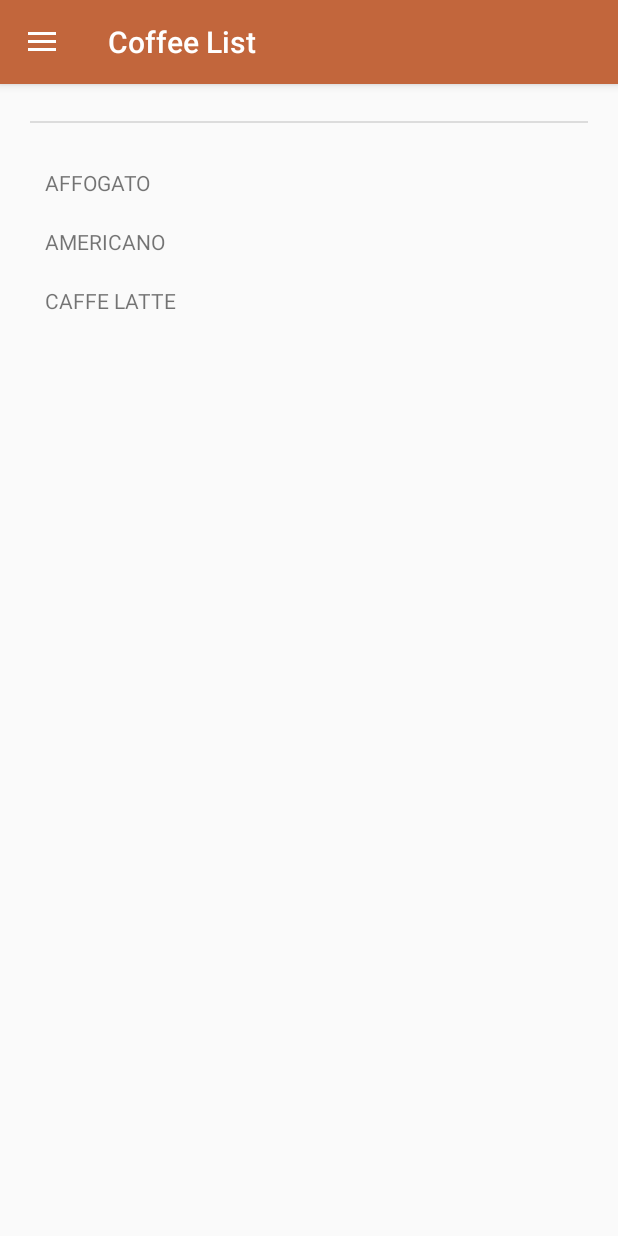
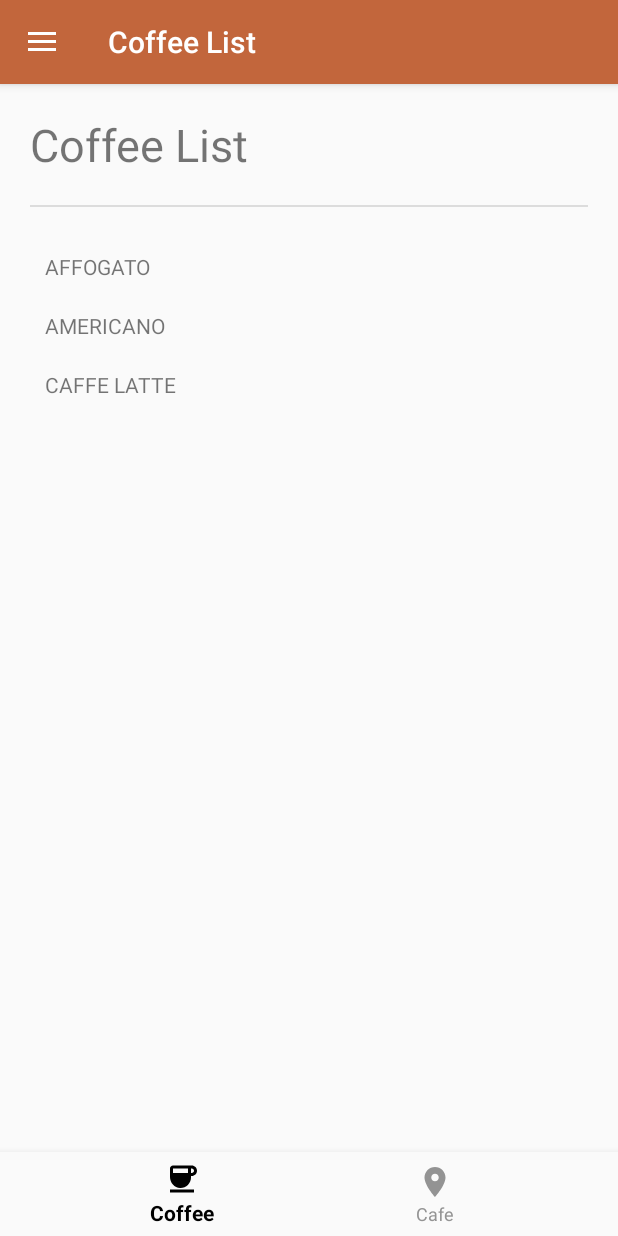
Before and after one commit to bramjiverson/LAB_WEEK_04, an Android app: the screen it shows after launch (MainActivity), on a phone screen of 412 x 824 dp. Run offline under Robolectric (Android 15) with nearby library versions, the phone set to English and light mode, and no system bars; our stand-ins replace navigation-ui.

Commit message:
Commit No. 2 – Bottom Navigation

```diff
--- a/app/src/main/java/com/example/lab_week_04/MainActivity.kt
+++ b/app/src/main/java/com/example/lab_week_04/MainActivity.kt
@@ -6,7 +6,7 @@ import androidx.navigation.findNavController
 import androidx.navigation.fragment.NavHostFragment
 import androidx.navigation.ui.*
 import com.google.android.material.navigation.NavigationView
-import androidx.drawerlayout.widget.DrawerLayout
+import com.google.android.material.bottomnavigation.BottomNavigationView
 
 class MainActivity : AppCompatActivity() {
 
@@ -28,22 +28,25 @@ class MainActivity : AppCompatActivity() {
         appBarConfiguration = AppBarConfiguration(
             setOf(
                 R.id.listFragment,
-                R.id.favoritesFragment
+                R.id.favoritesFragment,
+                R.id.cafeFragment
             ),
             findViewById(R.id.drawer_layout)
         )
 
-        // Setup ActionBar with NavController
         setupActionBarWithNavController(navController, appBarConfiguration)
 
-        // Setup NavigationView with NavController
+        // Setup Navigation Drawer (if exists)
         findViewById<NavigationView>(R.id.nav_view)
+            ?.setupWithNavController(navController)
+
+        // Added this part only - Setup Bottom Navigation
+        findViewById<BottomNavigationView>(R.id.bottom_nav)
             ?.setupWithNavController(navController)
     }
 
     override fun onSupportNavigateUp(): Boolean {
         val navController = findNavController(R.id.nav_host_fragment)
-        return navController.navigateUp(appBarConfiguration) ||
-                super.onSupportNavigateUp()
+        return navController.navigateUp(appBarConfiguration) || super.onSupportNavigateUp()
     }
 }
--- /dev/null
+++ b/app/src/main/res/color/bottom_nav_color.xml
@@ -0,0 +1,6 @@
+<?xml version="1.0" encoding="utf-8"?>
+<selector
+    xmlns:android="http://schemas.android.com/apk/res/android">
+    <item android:color="@color/black" android:state_checked="true"/>
+    <item android:color="@color/gray" android:state_checked="false"/>
+</selector>
--- /dev/null
+++ b/app/src/main/res/drawable/cafe.xml
@@ -0,0 +1,5 @@
+<vector xmlns:android="http://schemas.android.com/apk/res/android" android:height="24dp" android:tint="#000000" android:viewportHeight="24" android:viewportWidth="24" android:width="24dp">
+
+    <path android:fillColor="@android:color/white" android:pathData="M12,2C8.13,2 5,5.13 5,9c0,5.25 7,13 7,13s7,-7.75 7,-13c0,-3.87 -3.13,-7 -7,-7zM12,11.5c-1.38,0 -2.5,-1.12 -2.5,-2.5s1.12,-2.5 2.5,-2.5 2.5,1.12 2.5,2.5 -1.12,2.5 -2.5,2.5z"/>
+
+</vector>
--- a/app/src/main/res/layout/app_bar_main.xml
+++ b/app/src/main/res/layout/app_bar_main.xml
@@ -7,24 +7,31 @@
     android:layout_height="match_parent"
     android:orientation="vertical"
     tools:context=".MainActivity">
-
-    <!-- AppBar dengan Toolbar -->
     <com.google.android.material.appbar.AppBarLayout
         android:layout_width="match_parent"
         android:layout_height="wrap_content"
-        android:theme="@style/Theme.NavigationDrawer.AppBarOverlay">
-
+        android:theme= "@style/Theme.NavigationDrawer.AppBarOverlay">
         <androidx.appcompat.widget.Toolbar
             android:id="@+id/toolbar"
             android:layout_width="match_parent"
             android:layout_height="?attr/actionBarSize"
             android:background="@color/light_brown"
-            app:popupTheme="@style/Theme.NavigationDrawer.PopupOverlay"/>
+            app:popupTheme="@style/Theme.NavigationDrawer.PopupOverlay" />
     </com.google.android.material.appbar.AppBarLayout>
-
-    <!-- Konten utama -->
     <include
+        android:id="@+id/include"
+        android:layout_width="match_parent"
+        android:layout_height="wrap_content"
         layout="@layout/content_main"
         app:layout_behavior="@string/appbar_scrolling_view_behavior"/>
-
+    <com.google.android.material.bottomnavigation.BottomNavigationView
+        android:id="@+id/bottom_nav"
+        android:layout_width="match_parent"
+        android:layout_height="wrap_content"
+        android:layout_gravity="bottom"
+        android:background="?android:attr/windowBackground"
+        app:itemTextColor="@color/bottom_nav_color"
+        app:itemIconTint="@color/bottom_nav_color"
+        app:menu="@menu/bottom_nav_menu"
+        app:labelVisibilityMode="labeled"/>
 </androidx.coordinatorlayout.widget.CoordinatorLayout>
--- /dev/null
+++ b/app/src/main/res/menu/bottom_nav_menu.xml
@@ -0,0 +1,12 @@
+<?xml version="1.0" encoding="utf-8"?>
+<menu xmlns:android=
+    "http://schemas.android.com/apk/res/android">
+    <item
+        android:id="@+id/listFragment"
+        android:icon="@drawable/coffee"
+        android:title="@string/bottom_menu_coffee" />
+    <item
+        android:id="@+id/cafeFragment"
+        android:icon="@drawable/cafe"
+        android:title="@string/bottom_menu_cafe"/>
+</menu>
--- a/app/src/main/res/navigation/nav_graph.xml
+++ b/app/src/main/res/navigation/nav_graph.xml
@@ -34,4 +34,8 @@
         android:name="com.example.lab_week_04.MainActivity"
         android:label="activity_main"
         tools:layout="@layout/activity_main" />
+    <fragment
+        android:id="@+id/cafeFragment2"
+        android:name="com.example.lab_week_04.CafeFragment"
+        android:label="CafeFragment" />
 </navigation>
```
Also changed, not shown: app/src/main/java/com/example/lab_week_04/CafeFragment.kt (added, +59 -0 lines), app/src/main/res/layout/fragment_cafe.xml (added, +48 -0 lines).
